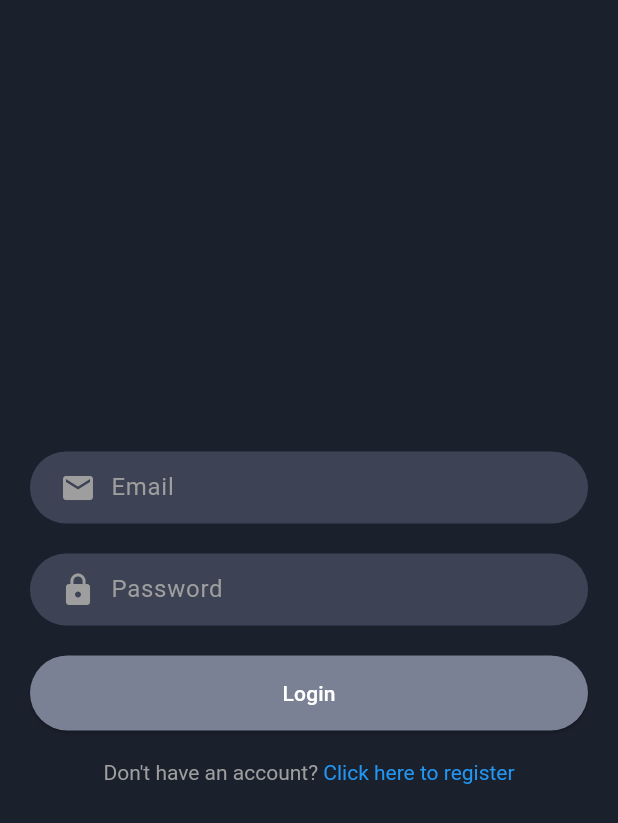
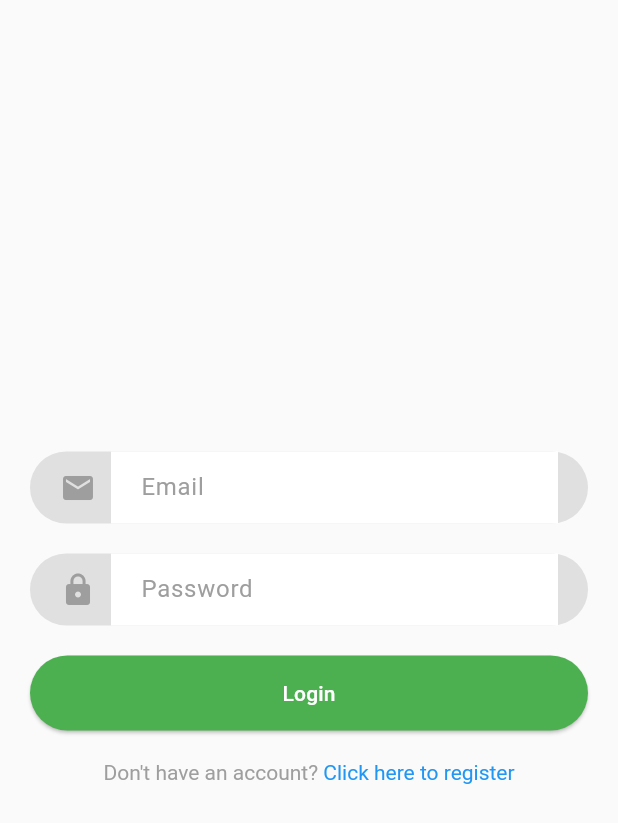
Before and after one commit to TronkIshere/charitable-money-management, a Flutter app: the screen it shows after launch, on a phone screen of 412 x 824 dp. Shown: the top 823 px of the screen. Run offline on Flutter 3.47's test engine with Material 3 defaults, Android fonts, the phone set to English and light mode, and no system bars; our stand-ins replace flutter_bloc, flutter_secure_storage, get_it, google_fonts, socket_io_client; network calls fail.

Commit message:
add theme

```diff
--- a/frontend/lib/core/theme/theme.dart
+++ b/frontend/lib/core/theme/theme.dart
@@ -10,40 +10,80 @@ class FontsSizes {
 }
 
 class DefaultColors {
+  // Core brand colors
+  static const Color primaryGreen = Color(0xFF4CAF50);
+  static const Color lightGreen = Color(0xFFA5D6A7);
+  static const Color darkGreen = Color(0xFF2E7D32);
+  static const Color white = Color(0xFFFFFFFF);
+
+  // Text & background
   static const Color greyText = Color(0xFFB3B9C9);
-  static const Color whiteText = Color(0xFFFFFFFF);
-  static const Color senderMessage = Color(0xFF7A8194);
-  static const Color receiverMessage = Color(0xFF737E4E);
-  static const Color sentMessageInput = Color(0xFF3D4354);
-  static const Color messageListPage = Color(0xFF292F3F);
-  static const Color buttonColor = Color(0xFF7A8194);
+  static const Color background = Color(0xFFF9FAF9);
+
+  // Chat & UI elements
+  static const Color senderMessage = lightGreen;
+  static const Color receiverMessage = Color(0xFFE8F5E9);
+  static const Color sentMessageInput = Color(0xFFE0E0E0);
+  static const Color messageListPage = Color(0xFFF1F8E9);
+  static const Color buttonColor = primaryGreen;
+
+  static const Color accentGreen = Color(0xFF66BB6A);
+  static const Color danger = Color(0xFFE53935);
+  static const Color warning = Color(0xFFFFB300);
+  static const Color info = Color(0xFF29B6F6);
 }
 
 class AppTheme {
-  static ThemeData get darkTheme {
+  static ThemeData get lightTheme {
     return ThemeData(
-      primaryColor: Colors.white,
-      scaffoldBackgroundColor: Color(0xFF1B202D),
+      primaryColor: DefaultColors.primaryGreen,
+      scaffoldBackgroundColor: DefaultColors.background,
+      colorScheme: const ColorScheme.light(
+        primary: DefaultColors.primaryGreen,
+        secondary: DefaultColors.darkGreen,
+        background: DefaultColors.background,
+        onPrimary: DefaultColors.white,
+        onSecondary: DefaultColors.white,
+      ),
+      appBarTheme: const AppBarTheme(
+        backgroundColor: DefaultColors.primaryGreen,
+        foregroundColor: DefaultColors.white,
+        elevation: 0,
+      ),
       textTheme: TextTheme(
         titleMedium: GoogleFonts.alegreyaSans(
           fontSize: FontsSizes.medium,
-          color: Colors.white,
+          color: DefaultColors.darkGreen,
+          fontWeight: FontWeight.bold,
         ),
         titleLarge: GoogleFonts.alegreyaSans(
           fontSize: FontsSizes.large,
-          color: Colors.white,
+          color: DefaultColors.darkGreen,
+          fontWeight: FontWeight.bold,
         ),
-        bodySmall: GoogleFonts.alegreyaSans(
-          fontSize: FontsSizes.standardUp,
-          color: Colors.white,
+        bodySmall: GoogleFonts.alegreyaSans(fontSize: FontsSizes.standard, color: DefaultColors.greyText),
+        bodyMedium: GoogleFonts.alegreyaSans(fontSize: FontsSizes.standard, color: Colors.black87),
+        bodyLarge: GoogleFonts.alegreyaSans(fontSize: FontsSizes.standardUp, color: Colors.black87),
+      ),
+      elevatedButtonTheme: ElevatedButtonThemeData(
+        style: ElevatedButton.styleFrom(
+          backgroundColor: DefaultColors.primaryGreen,
+          foregroundColor: DefaultColors.white,
+          shape: RoundedRectangleBorder(borderRadius: BorderRadius.circular(12)),
+          padding: const EdgeInsets.symmetric(horizontal: 20, vertical: 12),
         ),
-        bodyMedium: GoogleFonts.alegreyaSans(
-          fontSize: FontsSizes.standard,
-          color: Colors.white,
+      ),
+      inputDecorationTheme: InputDecorationTheme(
+        filled: true,
+        fillColor: DefaultColors.white,
+        contentPadding: const EdgeInsets.symmetric(horizontal: 16, vertical: 12),
+        border: OutlineInputBorder(
+          borderRadius: BorderRadius.circular(12),
+          borderSide: const BorderSide(color: DefaultColors.lightGreen),
         ),
-        bodyLarge: GoogleFonts.alegreyaSans(
-          fontSize: FontsSizes.standardUp,
-          color: Colors.white,
+        focusedBorder: OutlineInputBorder(
+          borderRadius: BorderRadius.circular(12),
+          borderSide: const BorderSide(color: DefaultColors.primaryGreen, width: 2),
         ),
       ),
     );
--- a/frontend/lib/main.dart
+++ b/frontend/lib/main.dart
@@ -5,6 +5,7 @@ import 'package:frontend/core/services/SocketService.dart';
 import 'package:frontend/core/theme/theme.dart';
 import 'package:frontend/features/auth/presentation/bloc/auth_bloc.dart';
 import 'package:frontend/features/auth/presentation/pages/login_page.dart';
+import 'package:frontend/features/auth/presentation/pages/login_prompt.dart';
 
 void main() async {
   WidgetsFlutterBinding.ensureInitialized();
@@ -26,9 +27,9 @@ class MyApp extends StatelessWidget {
       child: MaterialApp(
         debugShowCheckedModeBanner: false,
         title: 'ChatApp',
-        theme: AppTheme.darkTheme,
+        theme: AppTheme.lightTheme,
         home: const LoginPage(),
-        routes: {'/login': (_) => const LoginPage()},
+        routes: {'/login': (_) => const LoginPage(), '/register': (_) => const RegisterPage()},
       ),
     );
   }
```
